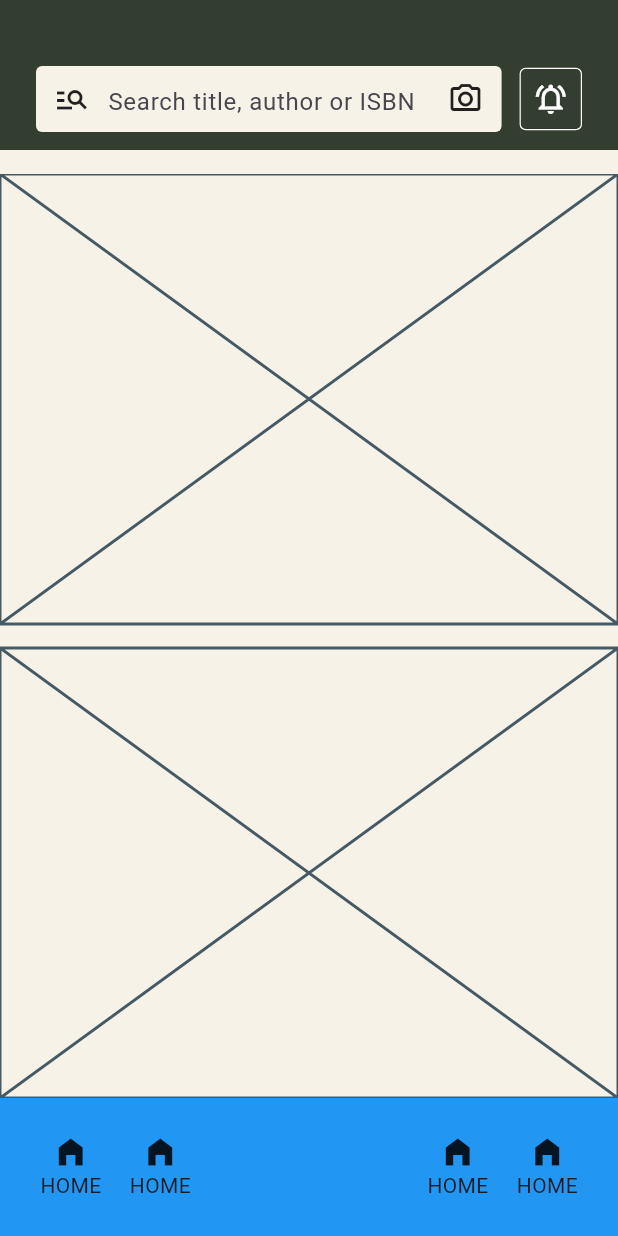
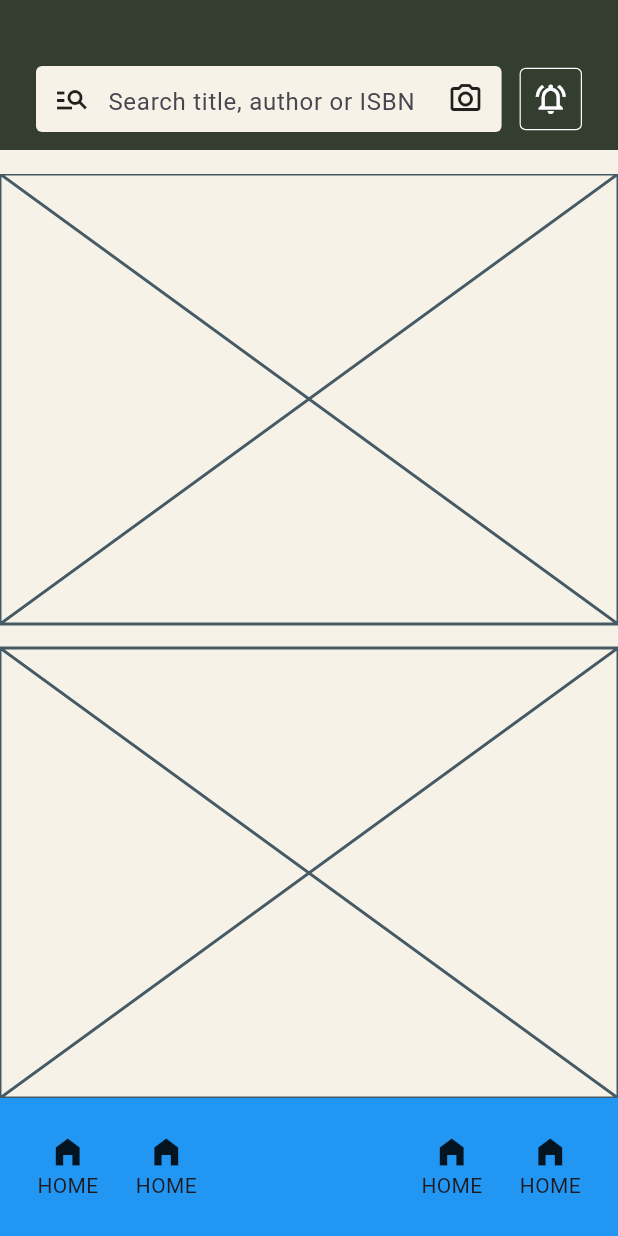
Before and after one commit to JAICHANGPARK/flutter_notebook_chapter_43, a Flutter app: the NewsFeedHomePage screen opened directly, on a phone screen of 412 x 824 dp. Run offline on Flutter 3.47's test engine with Material 3 defaults, Android fonts, the phone set to English and light mode, and no system bars; our stand-ins replace gap, hugeicons.

Commit message:
Update news_feed_home_page.dart

```diff
--- a/lib/ep2163_newsfeed_app/views/news_feed_home_page.dart
+++ b/lib/ep2163_newsfeed_app/views/news_feed_home_page.dart
@@ -136,7 +136,7 @@ class _NewsFeedHomePageState extends State<NewsFeedHomePage> {
                       child: Container(
                         padding: EdgeInsets.symmetric(horizontal: 24),
                         child: Row(
-                          spacing: 16,
+                          spacing: 24,
                           mainAxisAlignment: MainAxisAlignment.spaceEvenly,
                           children: [
                             Column(
@@ -152,7 +152,7 @@ class _NewsFeedHomePageState extends State<NewsFeedHomePage> {
                               ],
                             ),
                             SizedBox(
-                              width: 120,
+                              width: 100,
                             ),
                             Column(
                               children: [
```
